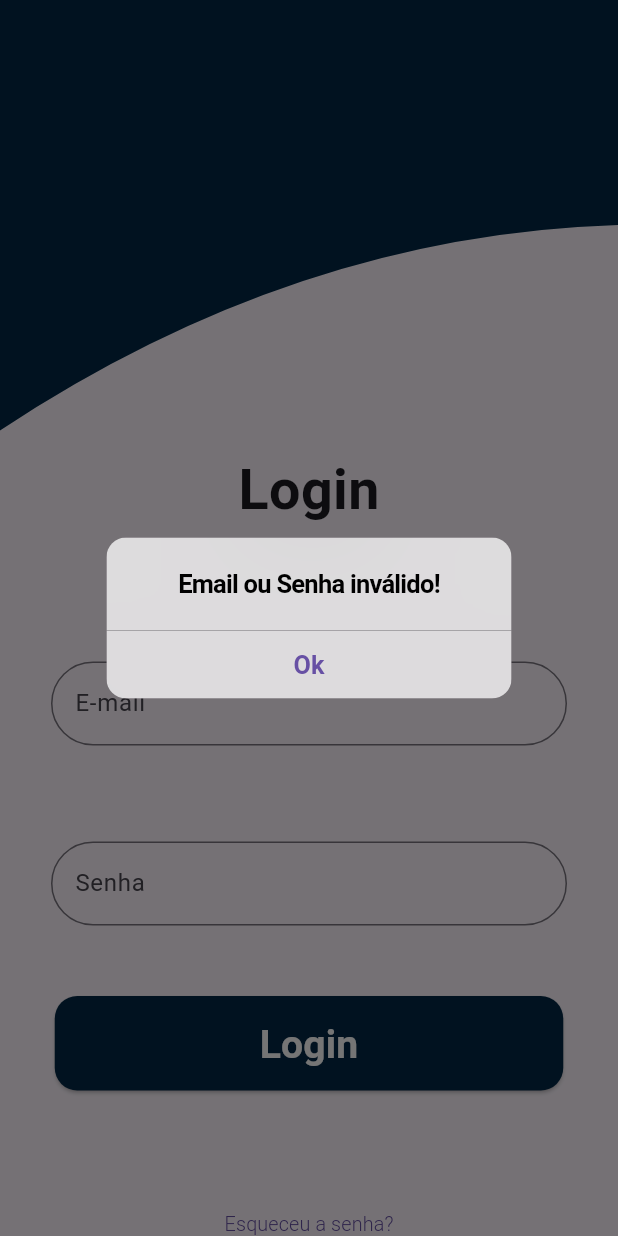
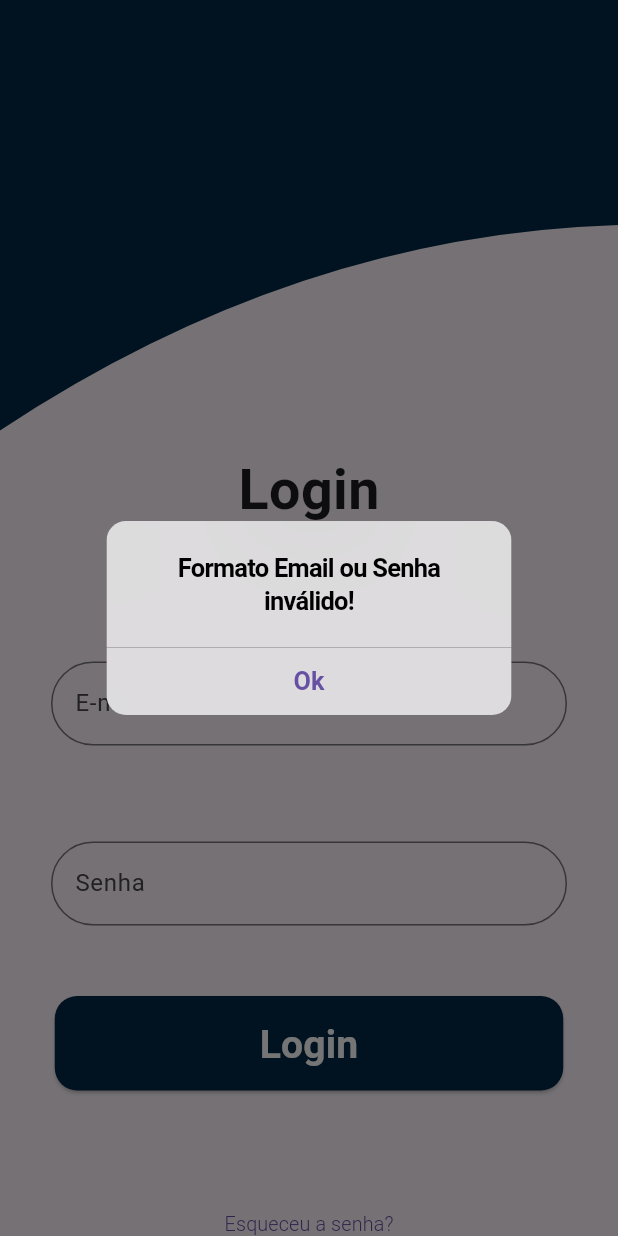
Before and after one commit to caiosss/flutter-belmondo, a Flutter app: the screen it shows after launch, after a tap on "Login", on a phone screen of 412 x 824 dp. Run offline on Flutter 3.47's test engine with Material 3 defaults, Android fonts, the phone set to English and light mode, and no system bars; our stand-ins replace sqflite; missing offline and left inert: flutter_barcode_scanner; accounts and stored records are empty; Roboto replaces fonts that are missing (Poppins).

Commit message:
correção de bugs, cadastro e login funcionais

```diff
--- a/lib/Models/database_service.dart
+++ b/lib/Models/database_service.dart
@@ -54,4 +54,10 @@ class DatabaseService {
       var data = await db.rawDelete('DELETE FROM Users WHERE id=?', [id]);
       log('deleted $data');
   }
+   Future<bool> emailExists(String email) async {
+    final db = await _databaseService.database;
+    var result = await db.rawQuery('SELECT * FROM Users WHERE email=?', [email]);
+    return result.isNotEmpty;
+  }
+
 }
--- a/lib/Models/user_model.dart
+++ b/lib/Models/user_model.dart
@@ -20,7 +20,7 @@ class UserModel{
         name: data['name'],
         email: data['email'],
         password: data['password'],
-        isAdm: data['isAdm']
+        isAdm: data['isAdm'] is bool ? data['isAdm'] : data['isAdm'] == 1,
     );
 
     Map<String, dynamic> toMap() =>
@@ -28,7 +28,7 @@ class UserModel{
       'name': name,
       'email': email,
       'password': password,
-      'isAdm': isAdm };
+      'isAdm': isAdm ? 1 : 0,};
 
 
 }
--- a/lib/Telas/login.dart
+++ b/lib/Telas/login.dart
@@ -29,39 +29,37 @@ class App extends StatelessWidget {
 class SearchPage extends StatelessWidget {
   const SearchPage({Key? key}) : super(key: key);
 
-
-
   @override
   Widget build(BuildContext context) {
+    final dbService = DatabaseService();
+
     String email = "";
     String password = "";
-    final dbService = DatabaseService();
-
-    Usuario user = Usuario(email, password); // <- por favor ALGUEM CRIA A LOGICA PRA ESSA COISA LINDA!!!
 
     void toHomePage() async {
-      if (!user.email.contains("@") || user.password.isEmpty) {
+      if (!email.contains('@') || password.isEmpty) {
         showDialog(
             context: context,
-            builder: (context) => DialogBox("Email ou Senha inválido!"));
+            builder: (context) => DialogBox("Formato Email ou Senha inválido!"));
       } else {
         Future<List<UserModel>> usersFuture = dbService.getUsers();
         List<UserModel> users = await usersFuture;
         bool found = false;
         int index = 0;
-        for(int i = 0; i < users.length; i++){
-            if(users.elementAt(i).email == email){
+        for (int i = 0; i < users.length; i++) {
+          if (users.elementAt(i).email == email) {
             found = true;
             index = i;
           }
         }
-        if(found){
-          if(users.elementAt(index).email == email && users.elementAt(index).password == password){
+        if (found) {
+          if (users.elementAt(index).email == email &&
+              users.elementAt(index).password == password) {
             Navigator.push(
                 context,
                 MaterialPageRoute(
-                      builder: (context) => HomePage(userId: users.elementAt(index).id))
-                );
+                    builder: (context) =>
+                        HomePage(userId: users.elementAt(index).id)));
           } else {
             showDialog(
                 context: context,
@@ -72,8 +70,6 @@ class SearchPage extends StatelessWidget {
               context: context,
               builder: (context) => DialogBox("Usuário não encontrado"));
         }
-
-
       }
     }
 
@@ -81,42 +77,30 @@ class SearchPage extends StatelessWidget {
       body: Column(
         children: [
           ClipPath(
-            // <- esse é o responsável por chamar o component wave_clipper
-            clipper: BackgroundWaveClipper(), // <- inicio da copia
+            clipper: BackgroundWaveClipper(),
             child: Center(
               child: Container(
                 width: MediaQuery.of(context).size.width,
-                height:
-                    300, // <- sugiro que deixe essa altura, mas se houver necessidade pode mudar
+                height: 300,
                 decoration:
                     const BoxDecoration(color: Color.fromARGB(255, 2, 40, 70)),
               ),
             ),
-          ), // <- fim da copia
-          Container(
-            child: const Text(
+          ),
+          const Text(
             "Login",
             style: TextStyle(
                 fontSize: 37.1,
                 fontWeight: FontWeight.bold,
                 fontFamily: 'Poppins'),
           ),
-          ),
-          const SizedBox(
-            height: 14,
-          ),
-          Container(
-            child: const Text(
+          const SizedBox(height: 14),
+          const Text(
             "Logue para continuar",
             style: TextStyle(
-                  fontSize: 13.2,
-                  fontWeight: FontWeight.w300,
-                  fontFamily: "Poppins"),
+                fontSize: 13.2, fontWeight: FontWeight.w300, fontFamily: "Poppins"),
           ),
-          ),
-          const SizedBox(
-            height: 55,
-          ),
+          const SizedBox(height: 55),
           Container(
             width: 344,
             height: 65,
@@ -126,13 +110,11 @@ class SearchPage extends StatelessWidget {
                   border: OutlineInputBorder(
                       borderRadius: BorderRadius.all(Radius.circular(40)))),
               onChanged: (text) {
-                user.email = text;
+                email = text;
               },
             ),
           ),
-          const SizedBox(
-            height: 55,
-          ),
+          const SizedBox(height: 55),
           Container(
             width: 344,
             height: 65,
@@ -142,14 +124,12 @@ class SearchPage extends StatelessWidget {
                   border: OutlineInputBorder(
                       borderRadius: BorderRadius.all(Radius.circular(40)))),
               onChanged: (text) {
-                user.password = text;
+                password = text;
               },
               obscureText: true,
             ),
           ),
-          const SizedBox(
-            height: 38,
-          ),
+          const SizedBox(height: 38),
           Container(
             width: 339,
             height: 63,
@@ -171,29 +151,23 @@ class SearchPage extends StatelessWidget {
               ),
             ),
           ),
-          const SizedBox(
-            height: 65,
-          ),
-          Container(
-              child: Builder(
+          const SizedBox(height: 65),
+          Builder(
             builder: (context) => TextButton(
-              child: Text("Esqueceu a senha?",
+              child: const Text("Esqueceu a senha?",
                   style: TextStyle(
                       fontSize: 13.2,
                       fontWeight: FontWeight.w300,
                       fontFamily: 'Poppins')),
               onPressed: () {
-
+                // Handle forgot password
               },
             ),
-          )),
-          const SizedBox(
-            height: 5,
           ),
-          Container(
-              child: Builder(
+          const SizedBox(height: 5),
+          Builder(
             builder: (context) => TextButton(
-              child: Text("Cadastre-se!",
+              child: const Text("Cadastre-se!",
                   style: TextStyle(
                       fontSize: 13.2,
                       fontWeight: FontWeight.w300,
@@ -203,7 +177,7 @@ class SearchPage extends StatelessWidget {
                     MaterialPageRoute(builder: (context) => TelaCadastro()));
               },
             ),
-          )),
+          ),
         ],
       ),
     );
```
Also changed, not shown: lib/Telas/cadastro.dart (+86 -53 lines), lib/Telas/tela_usuarios_teste.dart (added, +53 -0 lines), lib/data/usuario.dart (line endings or trailing spaces). Lines whose indentation alone changed are shown as unchanged.
